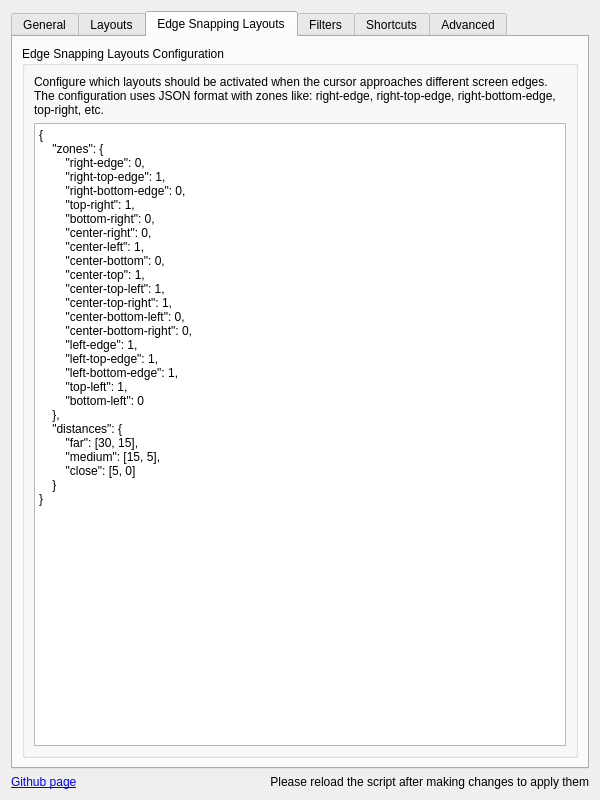
Cristiandobrinin/kzones, file src/contents/ui/config.ui: the form before one commit.
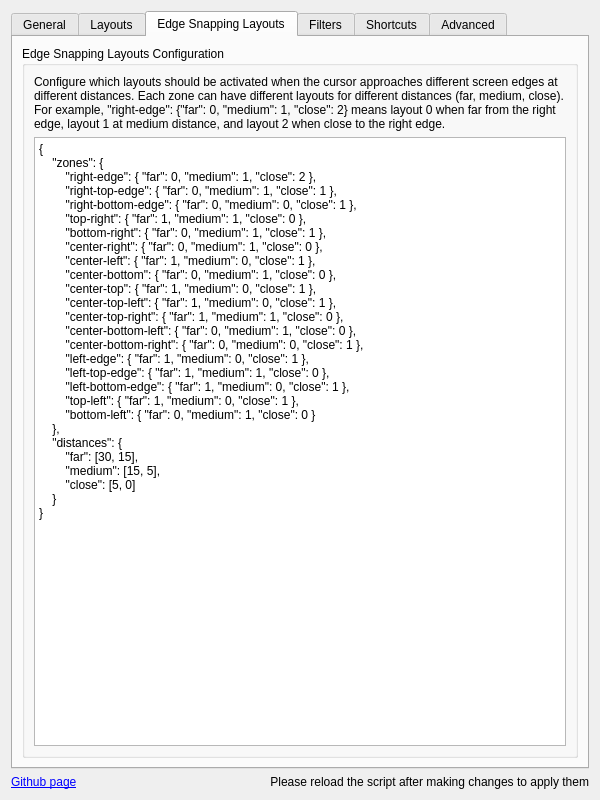
The form after the commit. The open tabs and pages were chosen to show the change. Icons and pictures are not drawn.

Commit message:
Enhance advanced edge snapping with distance-based layout configuration
- Updated edge snapping configuration to support multiple layouts per zone based on cursor distance
- Modified configuration schema to include 'far', 'medium', and 'close' distance levels
- Updated UI explanation and example configuration to reflect new distance-based approach
- Improved edge snapping indicator to show current layout and zone with distance
- Implemented distance-aware zone detection and layout switching logic

What changed in the file:
```diff
--- a/src/contents/ui/config.ui
+++ b/src/contents/ui/config.ui
@@ -480,7 +480,7 @@
           <item>
            <widget class="QLabel" name="label_edgeSnappingLayoutsExplanation">
             <property name="text">
-             <string>Configure which layouts should be activated when the cursor approaches different screen edges. The configuration uses JSON format with zones like: right-edge, right-top-edge, right-bottom-edge, top-right, etc.</string>
+             <string>Configure which layouts should be activated when the cursor approaches different screen edges at different distances. Each zone can have different layouts for different distances (far, medium, close). For example, "right-edge": {"far": 0, "medium": 1, "close": 2} means layout 0 when far from the right edge, layout 1 at medium distance, and layout 2 when close to the right edge.</string>
             </property>
             <property name="wordWrap">
              <bool>true</bool>
@@ -492,24 +492,24 @@
             <property name="plainText">
              <string>{
     "zones": {
-        "right-edge": 0,
-        "right-top-edge": 1,
-        "right-bottom-edge": 0,
-        "top-right": 1,
-        "bottom-right": 0,
-        "center-right": 0,
-        "center-left": 1,
-        "center-bottom": 0,
-        "center-top": 1,
-        "center-top-left": 1,
-        "center-top-right": 1,
-        "center-bottom-left": 0,
-        "center-bottom-right": 0,
-        "left-edge": 1,
-        "left-top-edge": 1,
-        "left-bottom-edge": 1,
-        "top-left": 1,
-        "bottom-left": 0
+        "right-edge": { "far": 0, "medium": 1, "close": 2 },
+        "right-top-edge": { "far": 0, "medium": 1, "close": 1 },
+        "right-bottom-edge": { "far": 0, "medium": 0, "close": 1 },
+        "top-right": { "far": 1, "medium": 1, "close": 0 },
+        "bottom-right": { "far": 0, "medium": 1, "close": 1 },
+        "center-right": { "far": 0, "medium": 1, "close": 0 },
+        "center-left": { "far": 1, "medium": 0, "close": 1 },
+        "center-bottom": { "far": 0, "medium": 1, "close": 0 },
+        "center-top": { "far": 1, "medium": 0, "close": 1 },
+        "center-top-left": { "far": 1, "medium": 0, "close": 1 },
+        "center-top-right": { "far": 1, "medium": 1, "close": 0 },
+        "center-bottom-left": { "far": 0, "medium": 1, "close": 0 },
+        "center-bottom-right": { "far": 0, "medium": 0, "close": 1 },
+        "left-edge": { "far": 1, "medium": 0, "close": 1 },
+        "left-top-edge": { "far": 1, "medium": 1, "close": 0 },
+        "left-bottom-edge": { "far": 1, "medium": 0, "close": 1 },
+        "top-left": { "far": 1, "medium": 0, "close": 1 },
+        "bottom-left": { "far": 0, "medium": 1, "close": 0 }
     },
     "distances": {
         "far": [30, 15],
```
The commit also changes 2 other files.
